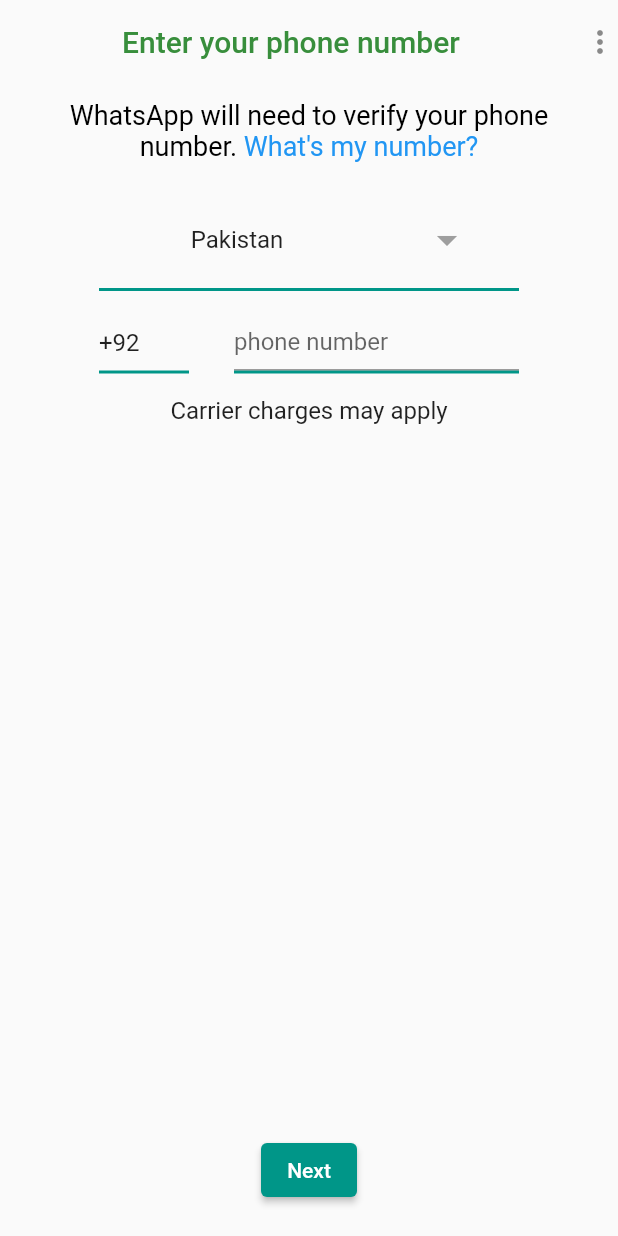
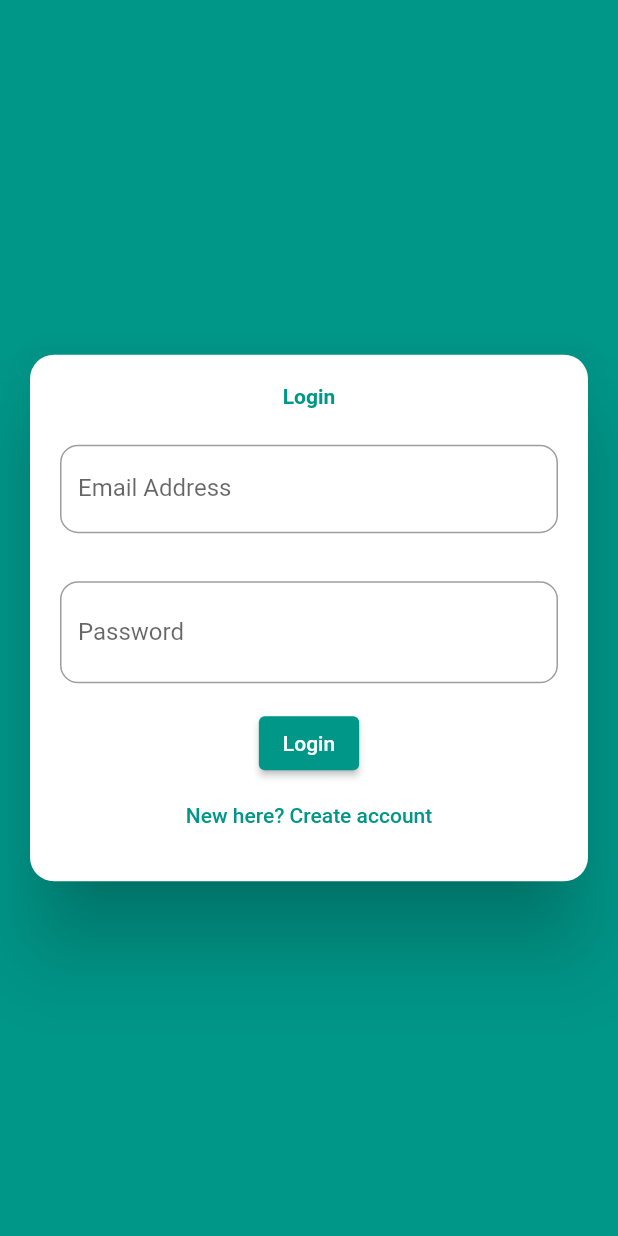
Before and after one commit to Shoaib2545/whatsapp_chatting, a Flutter app: the screen it shows after launch, on a phone screen of 412 x 824 dp. Run offline on Flutter 3.47's test engine with Material 2 defaults, Android fonts, the phone set to English and light mode, and no system bars; drawn by our look-alikes of country_code_picker; our stand-ins replace cloud_firestore, firebase_auth, firebase_core; accounts and stored records are empty.

Commit message:
Login and signup

```diff
--- a/lib/main.dart
+++ b/lib/main.dart
@@ -1,5 +1,7 @@
 import 'package:firebase_core/firebase_core.dart';
 import 'package:flutter/material.dart';
+import 'package:whatsapp/view/screens/auth/auth_screen.dart';
+import 'package:whatsapp/view/screens/tabs/chats.dart';
 import './view/screens/login.dart';
 
 void main() async{
@@ -18,7 +20,7 @@ class MyApp extends StatelessWidget {
       theme: ThemeData(
         primarySwatch: Colors.teal,
       ),
-      home: const Login(),
+      home: const AuthScreen(),
     );
   }
 }
--- /dev/null
+++ b/lib/view/screens/auth/auth_screen.dart
@@ -0,0 +1,64 @@
+import 'package:cloud_firestore/cloud_firestore.dart';
+import 'package:firebase_auth/firebase_auth.dart';
+import 'package:flutter/material.dart';
+import 'package:flutter/services.dart';
+import 'package:whatsapp/widgets/auth/auth_form.dart';
+
+class AuthScreen extends StatefulWidget {
+  const AuthScreen({Key? key}) : super(key: key);
+
+  @override
+  State<AuthScreen> createState() => _AuthScreenState();
+}
+
+class _AuthScreenState extends State<AuthScreen> {
+
+  final FirebaseFirestore firebaseFirestore = FirebaseFirestore.instance;
+  final FirebaseAuth _auth = FirebaseAuth.instance;
+  bool _isLoading = false;
+
+  submitAuthForm(String? emailAddress, String? userName, String? password, bool isLogin,BuildContext ctx) async {
+    UserCredential authResult;
+    try{
+      setState(() {
+        _isLoading = true;
+      });
+      if(isLogin){
+        authResult = await _auth.signInWithEmailAndPassword(email: emailAddress!, password: password!);
+        var snackbar = const SnackBar(content: Text('Successfully logged in'));
+        ScaffoldMessenger.of(ctx).showSnackBar(snackbar);
+      }else{
+        authResult = await _auth.createUserWithEmailAndPassword(email: emailAddress!, password: password!);
+        await firebaseFirestore.collection('users').doc(authResult.user!.uid).set({
+          'userName' : userName,
+          'emailAddress' : emailAddress
+        });
+        var snackbar = const SnackBar(content: Text('Successfully created'));
+        ScaffoldMessenger.of(ctx).showSnackBar(snackbar);
+      }
+    }on PlatformException catch(err){
+      setState(() {
+        _isLoading = false;
+      });
+      var snackbar = SnackBar(content: Text(err.message!));
+      ScaffoldMessenger.of(ctx).showSnackBar(snackbar);
+    } catch(e){
+      setState(() {
+        _isLoading = false;
+      });
+      var snackbar = SnackBar(content: Text(e.toString()));
+      ScaffoldMessenger.of(ctx).showSnackBar(snackbar);
+    } finally{
+      setState(() {
+        _isLoading = false;
+      });
+    }
+  }
+  @override
+  Widget build(BuildContext context) {
+    return Scaffold(
+      backgroundColor: Theme.of(context).primaryColor,
+      body: AuthFormWidget(submitFn: submitAuthForm,isLoading: _isLoading),
+    );
+  }
+}
--- a/lib/view/screens/tabs/chats.dart
+++ b/lib/view/screens/tabs/chats.dart
@@ -1,3 +1,4 @@
+import 'package:cloud_firestore/cloud_firestore.dart';
 import 'package:flutter/material.dart';
 
 class ChatsTab extends StatelessWidget {
@@ -6,6 +7,9 @@ class ChatsTab extends StatelessWidget {
   @override
   Widget build(BuildContext context) {
     return Scaffold(
+      floatingActionButton: FloatingActionButton(onPressed: (){
+        FirebaseFirestore.instance.collection('chats/OaNNkLkRDvkUuFNijAUj/messages').snapshots().listen((event) { print(event.docs[0]['text']); });
+      },child: const Icon(Icons.add,size: 32,),),
       body: ListView.builder(
           itemCount: 55,
           itemBuilder: (ctx, index) {
--- /dev/null
+++ b/lib/widgets/auth/auth_form.dart
@@ -0,0 +1,162 @@
+import 'package:flutter/material.dart';
+
+class AuthFormWidget extends StatefulWidget {
+  const AuthFormWidget({Key? key,required this.submitFn,required this.isLoading}) : super(key: key);
+  final bool isLoading;
+  final void Function(String? emailAddress,String? userName, String? password, bool isLogin, BuildContext ctx) submitFn;
+
+  @override
+  State<AuthFormWidget> createState() => _AuthFormWidgetState();
+}
+
+class _AuthFormWidgetState extends State<AuthFormWidget> {
+  final _formKey = GlobalKey<FormState>();
+  var _isLogin = true;
+  String? _emailAddress = '';
+  String? _userName = '';
+  String? _password = '';
+  bool _obscureText = true;
+
+  void submitData() {
+    var isValid = _formKey.currentState!.validate();
+    FocusScope.of(context).unfocus();
+
+    if (isValid) {
+      _formKey.currentState!.save();
+      widget.submitFn(_emailAddress,_userName,_password,_isLogin,context);
+    }
+  }
+
+  @override
+  Widget build(BuildContext context) {
+    return Center(
+      child: Card(
+        margin: const EdgeInsets.all(20),
+        elevation: 24,
+        shape: RoundedRectangleBorder(
+          borderRadius: BorderRadius.circular(16),
+        ),
+        child: SingleChildScrollView(
+          child: Padding(
+            padding: const EdgeInsets.all(20),
+            child: Form(
+              key: _formKey,
+              child: Column(
+                mainAxisSize: MainAxisSize.min,
+                children: [
+                  Text(
+                    _isLogin ? 'Login' : 'Signup',
+                    style: TextStyle(
+                        color: Theme.of(context).primaryColor,
+                        fontWeight: FontWeight.bold),
+                  ),
+                  const SizedBox(
+                    height: 24,
+                  ),
+                  TextFormField(
+                    key: const ValueKey('email'),
+                    validator: (value) {
+                      if (value!.isEmpty || !value.contains('@')) {
+                        return 'Please enter a valid email address';
+                      }
+                      return null;
+                    },
+                    onSaved: (value) {
+                      _emailAddress = value;
+                    },
+                    keyboardType: TextInputType.emailAddress,
+                    decoration: InputDecoration(
+                      labelText: 'Email Address',
+                      hintText: 'Email address',
+                      // prefix: const Icon(Icons.email_outlined),
+                      border: OutlineInputBorder(
+                        borderRadius: BorderRadius.circular(12),
+                        borderSide: const BorderSide(color: Colors.red),
+                      ),
+                    ),
+                  ),
+                  const SizedBox(height: 16,),
+                  if (!_isLogin)
+                    TextFormField(
+                      key: const ValueKey('userName'),
+                      validator: (value) {
+                        if (value!.isEmpty || value.length < 4) {
+                          return 'Please enter atleast 4 characters';
+                        }
+                        return null;
+                      },
+                      onSaved: (value) {
+                        _userName = value;
+                      },
+                      decoration: InputDecoration(
+                        labelText: 'Username',
+                        hintText: 'Username',
+                        // prefix: const Icon(Icons.person_outlined),
+                        border: OutlineInputBorder(
+                          borderRadius: BorderRadius.circular(12),
+                          borderSide: const BorderSide(color: Colors.red),
+                        ),
+                      ),
+                    ),
+                    const SizedBox(height: 16,),
+                  TextFormField(
+                    key: const ValueKey('password'),
+                    validator: (value) {
+                      if (value!.isEmpty || value.length < 7) {
+                        return 'Password must contain atleast 7 characters';
+                      }
+                      return null;
+                    },
+                    onSaved: (value) {
+                      _password = value;
+                    },
+                    decoration: InputDecoration(
+                      labelText: 'Password',
+                      hintText: 'Password',
+                      border: OutlineInputBorder(
+                        borderRadius: BorderRadius.circular(12),
+                        borderSide: const BorderSide(color: Colors.red),
+                      ),
+                      // floatingLabelBehavior: FloatingLabelBehavior.always,
+                      // prefix: Icon(Icons.lock_outline),
+                      suffix: InkWell(
+                        onTap: () {
+                          setState(
+                            () {
+                              _obscureText = !_obscureText;
+                            },
+                          );
+                        },
+                        child: Icon(_obscureText
+                            ? Icons.visibility
+                            : Icons.visibility_off),
+                      ),
+                    ),
+                    obscureText: _obscureText,
+                  ),
+                  const SizedBox(
+                    height: 16,
+                  ),
+                 widget.isLoading ? const CircularProgressIndicator() : ElevatedButton(
+                    onPressed: submitData,
+                    child: Text(_isLogin ? 'Login' : 'Signup'),
+                  ),
+                  TextButton(
+                    onPressed: () {
+                      setState(() {
+                        _isLogin = !_isLogin;
+                      });
+                    },
+                    child: Text(_isLogin
+                        ? 'New here? Create account'
+                        : 'Already have an account'),
+                  ),
+                ],
+              ),
+            ),
+          ),
+        ),
+      ),
+    );
+  }
+}
--- a/pubspec.yaml
+++ b/pubspec.yaml
@@ -37,6 +37,7 @@ dependencies:
   country_code_picker: ^2.0.2
   firebase_core: ^1.13.1
   firebase_auth: ^3.3.9
+  cloud_firestore: ^3.1.10
 
 dev_dependencies:
   flutter_test:
```
Also changed, not shown: pubspec.lock, 2 other files.
